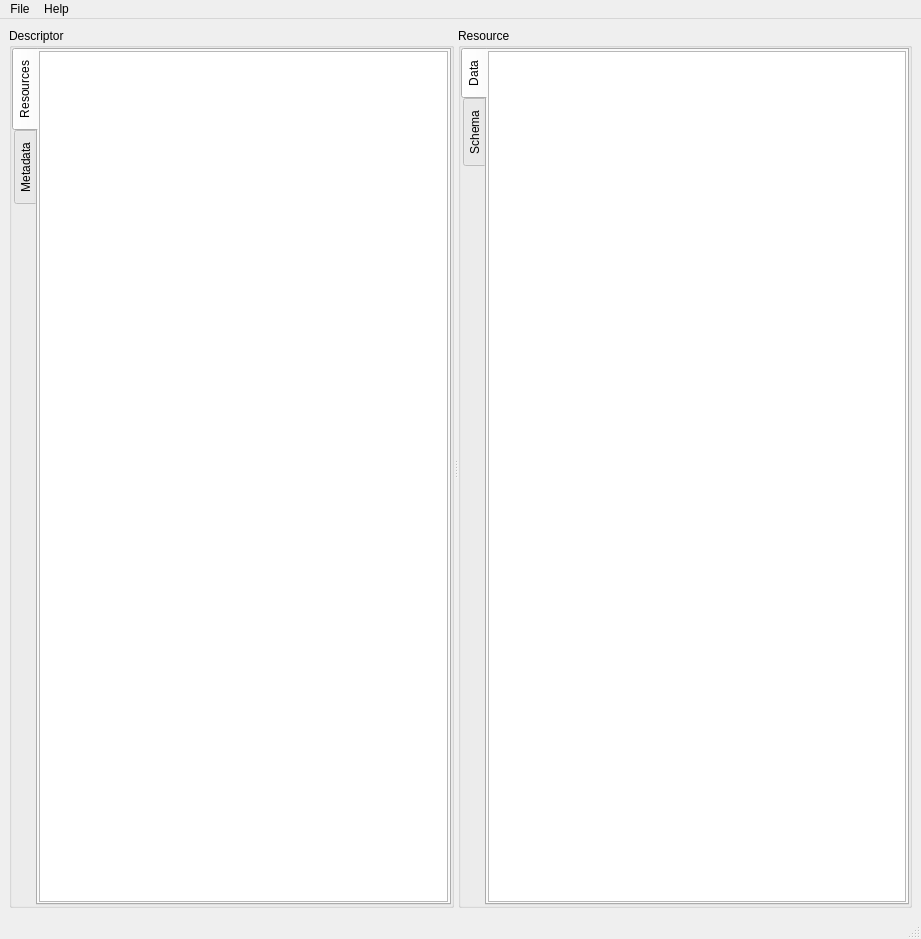
First picture: the form in spinetoolbox/ui/spine_datapackage_form.ui, repository spine-tools/Spine-Toolbox, before the edit.
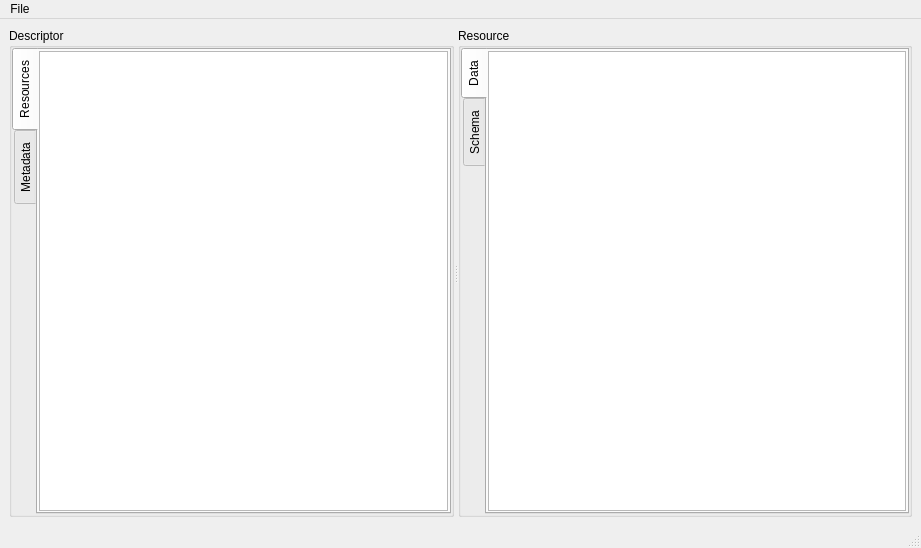
Second picture: the form after the edit. Icons and pictures are not drawn. Custom widgets are drawn as their Qt base class.

Patch:
```diff
--- a/spinetoolbox/ui/spine_datapackage_form.ui
+++ b/spinetoolbox/ui/spine_datapackage_form.ui
@@ -27,7 +27,7 @@
     <x>0</x>
     <y>0</y>
     <width>921</width>
-    <height>939</height>
+    <height>548</height>
    </rect>
   </property>
   <property name="windowTitle">
@@ -325,7 +325,7 @@
      <x>0</x>
      <y>0</y>
      <width>921</width>
-     <height>27</height>
+     <height>21</height>
     </rect>
    </property>
    <widget class="QMenu" name="menuFile">
@@ -338,13 +338,7 @@
     <addaction name="actionSave_datapackage"/>
     <addaction name="actionQuit"/>
    </widget>
-   <widget class="QMenu" name="menuHelp">
-    <property name="title">
-     <string>Help</string>
-    </property>
-   </widget>
    <addaction name="menuFile"/>
-   <addaction name="menuHelp"/>
   </widget>
   <widget class="QStatusBar" name="statusbar"/>
   <action name="actionSave_datapackage">
```
Left out of the diff: 6 changed lines with no effect on the pictures.
